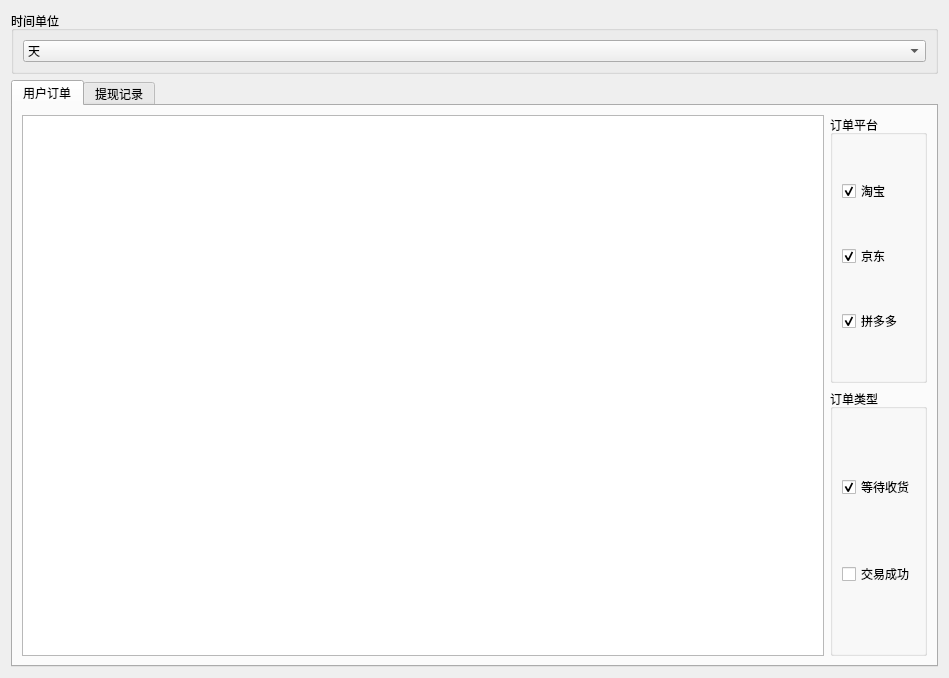
This is gui/orderDialog.ui in RainRainLiu/AnnaerTools as Qt 5 draws it before an edit. The edited form follows.
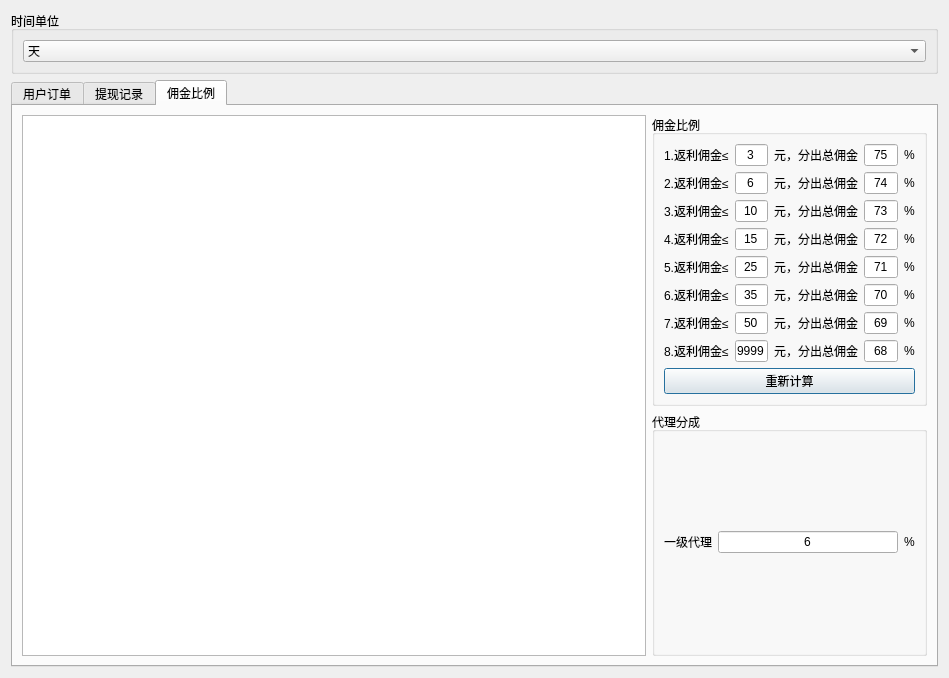
This is the edited form.

```diff
--- a/gui/orderDialog.ui
+++ b/gui/orderDialog.ui
@@ -13,13 +13,13 @@
   <property name="windowTitle">
    <string>Dialog</string>
   </property>
-  <layout class="QGridLayout" name="gridLayout_4">
+  <layout class="QGridLayout" name="gridLayout_18">
    <item row="0" column="0">
     <widget class="QGroupBox" name="groupBox_3">
      <property name="title">
       <string>时间单位</string>
      </property>
-     <layout class="QGridLayout" name="gridLayout_2">
+     <layout class="QGridLayout" name="gridLayout_4">
       <item row="0" column="0">
        <widget class="QComboBox" name="comboBox_Order_TimeUnit">
         <property name="currentIndex">
@@ -53,7 +53,7 @@
    <item row="1" column="0">
     <widget class="QTabWidget" name="tabWidget">
      <property name="currentIndex">
-      <number>0</number>
+      <number>2</number>
      </property>
      <widget class="QWidget" name="tab">
       <attribute name="title">
@@ -140,6 +140,441 @@
        </item>
       </layout>
      </widget>
+     <widget class="QWidget" name="tab_2">
+      <attribute name="title">
+       <string>佣金比例</string>
+      </attribute>
+      <layout class="QGridLayout" name="gridLayout_15">
+       <item row="0" column="0" rowspan="2">
+        <widget class="QTableView" name="tableView_yongjing"/>
+       </item>
+       <item row="0" column="1">
+        <widget class="QGroupBox" name="groupBox_4">
+         <property name="maximumSize">
+          <size>
+           <width>275</width>
+           <height>99999</height>
+          </size>
+         </property>
+         <property name="title">
+          <string>佣金比例</string>
+         </property>
+         <layout class="QGridLayout" name="gridLayout_2">
+          <item row="0" column="0">
+           <layout class="QGridLayout" name="gridLayout_6">
+            <item row="0" column="0">
+             <widget class="QLabel" name="label">
+              <property name="text">
+               <string>1.返利佣金≤</string>
+              </property>
+             </widget>
+            </item>
+            <item row="0" column="1">
+             <widget class="QLineEdit" name="lineEdit_yj_1">
+              <property name="text">
+               <string>3</string>
+              </property>
+              <property name="alignment">
+               <set>Qt::AlignCenter</set>
+              </property>
+             </widget>
+            </item>
+            <item row="0" column="2">
+             <widget class="QLabel" name="label_9">
+              <property name="text">
+               <string>元，分出总佣金</string>
+              </property>
+             </widget>
+            </item>
+            <item row="0" column="3">
+             <widget class="QLineEdit" name="lineEdit_bl_1">
+              <property name="text">
+               <string>75</string>
+              </property>
+              <property name="alignment">
+               <set>Qt::AlignCenter</set>
+              </property>
+             </widget>
+            </item>
+            <item row="0" column="4">
+             <widget class="QLabel" name="label_17">
+              <property name="text">
+               <string>%</string>
+              </property>
+             </widget>
+            </item>
+           </layout>
+          </item>
+          <item row="1" column="0">
+           <layout class="QGridLayout" name="gridLayout_7">
+            <item row="0" column="0">
+             <widget class="QLabel" name="label_2">
+              <property name="text">
+               <string>2.返利佣金≤</string>
+              </property>
+             </widget>
+            </item>
+            <item row="0" column="1">
+             <widget class="QLineEdit" name="lineEdit_yj_2">
+              <property name="text">
+               <string>6</string>
+              </property>
+              <property name="alignment">
+               <set>Qt::AlignCenter</set>
+              </property>
+             </widget>
+            </item>
+            <item row="0" column="2">
+             <widget class="QLabel" name="label_10">
+              <property name="text">
+               <string>元，分出总佣金</string>
+              </property>
+             </widget>
+            </item>
+            <item row="0" column="3">
+             <widget class="QLineEdit" name="lineEdit_bl_2">
+              <property name="text">
+               <string>74</string>
+              </property>
+              <property name="alignment">
+               <set>Qt::AlignCenter</set>
+              </property>
+             </widget>
+            </item>
+            <item row="0" column="4">
+             <widget class="QLabel" name="label_18">
+              <property name="text">
+               <string>%</string>
+              </property>
+             </widget>
+            </item>
+           </layout>
+          </item>
+          <item row="2" column="0">
+           <layout class="QGridLayout" name="gridLayout_8">
+            <item row="0" column="0">
+             <widget class="QLabel" name="label_3">
+              <property name="text">
+               <string>3.返利佣金≤</string>
+              </property>
+             </widget>
+            </item>
+            <item row="0" column="1">
+             <widget class="QLineEdit" name="lineEdit_yj_3">
+              <property name="text">
+               <string>10</string>
+              </property>
+              <property name="alignment">
+               <set>Qt::AlignCenter</set>
+              </property>
+             </widget>
+            </item>
+            <item row="0" column="2">
+             <widget class="QLabel" name="label_11">
+              <property name="text">
+               <string>元，分出总佣金</string>
+              </property>
+             </widget>
+            </item>
+            <item row="0" column="3">
+             <widget class="QLineEdit" name="lineEdit_bl_3">
+              <property name="text">
+               <string>73</string>
+              </property>
+              <property name="alignment">
+               <set>Qt::AlignCenter</set>
+              </property>
+             </widget>
+            </item>
+            <item row="0" column="4">
+             <widget class="QLabel" name="label_19">
+              <property name="text">
+               <string>%</string>
+              </property>
+             </widget>
+            </item>
+           </layout>
+          </item>
+          <item row="3" column="0">
+           <layout class="QGridLayout" name="gridLayout_10">
+            <item row="0" column="0">
+             <widget class="QLabel" name="label_4">
+              <property name="text">
+               <string>4.返利佣金≤</string>
+              </property>
+             </widget>
+            </item>
+            <item row="0" column="1">
+             <widget class="QLineEdit" name="lineEdit_yj_4">
+              <property name="text">
+               <string>15</string>
+              </property>
+              <property name="alignment">
+               <set>Qt::AlignCenter</set>
+              </property>
+             </widget>
+            </item>
+            <item row="0" column="2">
+             <widget class="QLabel" name="label_12">
+              <property name="text">
+               <string>元，分出总佣金</string>
+              </property>
+             </widget>
+            </item>
+            <item row="0" column="3">
+             <widget class="QLineEdit" name="lineEdit_bl_4">
+              <property name="text">
+               <string>72</string>
+              </property>
+              <property name="alignment">
+               <set>Qt::AlignCenter</set>
+              </property>
+             </widget>
+            </item>
+            <item row="0" column="4">
+             <widget class="QLabel" name="label_20">
+              <property name="text">
+               <string>%</string>
+              </property>
+             </widget>
+            </item>
+           </layout>
+          </item>
+          <item row="4" column="0">
+           <layout class="QGridLayout" name="gridLayout_11">
+            <item row="0" column="0">
+             <widget class="QLabel" name="label_5">
+              <property name="text">
+               <string>5.返利佣金≤</string>
+              </property>
+             </widget>
+            </item>
+            <item row="0" column="1">
+             <widget class="QLineEdit" name="lineEdit_yj_5">
+              <property name="text">
+               <string>25</string>
+              </property>
+              <property name="alignment">
+               <set>Qt::AlignCenter</set>
+              </property>
+             </widget>
+            </item>
+            <item row="0" column="2">
+             <widget class="QLabel" name="label_13">
+              <property name="text">
+               <string>元，分出总佣金</string>
+              </property>
+             </widget>
+            </item>
+            <item row="0" column="3">
+             <widget class="QLineEdit" name="lineEdit_bl_5">
+              <property name="text">
+               <string>71</string>
+              </property>
+              <property name="alignment">
+               <set>Qt::AlignCenter</set>
+              </property>
+             </widget>
+            </item>
+            <item row="0" column="4">
+             <widget class="QLabel" name="label_21">
+              <property name="text">
+               <string>%</string>
+              </property>
+             </widget>
+            </item>
+           </layout>
+          </item>
+          <item row="5" column="0">
+           <layout class="QGridLayout" name="gridLayout_12">
+            <item row="0" column="0">
+             <widget class="QLabel" name="label_6">
+              <property name="text">
+               <string>6.返利佣金≤</string>
+              </property>
+             </widget>
+            </item>
+            <item row="0" column="1">
+             <widget class="QLineEdit" name="lineEdit_yj_6">
+              <property name="text">
+               <string>35</string>
+              </property>
+              <property name="alignment">
+               <set>Qt::AlignCenter</set>
+              </property>
+             </widget>
+            </item>
+            <item row="0" column="2">
+             <widget class="QLabel" name="label_14">
+              <property name="text">
+               <string>元，分出总佣金</string>
+              </property>
+             </widget>
+            </item>
+            <item row="0" column="3">
+             <widget class="QLineEdit" name="lineEdit_bl_6">
+              <property name="text">
+               <string>70</string>
+              </property>
+              <property name="alignment">
+               <set>Qt::AlignCenter</set>
+              </property>
+             </widget>
+            </item>
+            <item row="0" column="4">
+             <widget class="QLabel" name="label_22">
+              <property name="text">
+               <string>%</string>
+              </property>
+             </widget>
+            </item>
+           </layout>
+          </item>
+          <item row="6" column="0">
+           <layout class="QGridLayout" name="gridLayout_13">
+            <item row="0" column="0">
+             <widget class="QLabel" name="label_7">
+              <property name="text">
+               <string>7.返利佣金≤</string>
+              </property>
+             </widget>
+            </item>
+            <item row="0" column="1">
+             <widget class="QLineEdit" name="lineEdit_yj_7">
+              <property name="text">
+               <string>50</string>
+              </property>
+              <property name="alignment">
+               <set>Qt::AlignCenter</set>
+              </property>
+             </widget>
+            </item>
+            <item row="0" column="2">
+             <widget class="QLabel" name="label_15">
+              <property name="text">
+               <string>元，分出总佣金</string>
+              </property>
+             </widget>
+            </item>
+            <item row="0" column="3">
+             <widget class="QLineEdit" name="lineEdit_bl_7">
+              <property name="text">
+               <string>69</string>
+              </property>
+              <property name="alignment">
+               <set>Qt::AlignCenter</set>
+              </property>
+             </widget>
+            </item>
+            <item row="0" column="4">
+             <widget class="QLabel" name="label_23">
+              <property name="text">
+               <string>%</string>
+              </property>
+             </widget>
+            </item>
+           </layout>
+          </item>
+          <item row="7" column="0">
+           <layout class="QGridLayout" name="gridLayout_14">
+            <item row="0" column="0">
+             <widget class="QLabel" name="label_8">
+              <property name="text">
+               <string>8.返利佣金≤</string>
+              </property>
+             </widget>
+            </item>
+            <item row="0" column="1">
+             <widget class="QLineEdit" name="lineEdit_yj_8">
+              <property name="text">
+               <string>9999</string>
+              </property>
+              <property name="alignment">
+               <set>Qt::AlignCenter</set>
+              </property>
+             </widget>
+            </item>
+            <item row="0" column="2">
+             <widget class="QLabel" name="label_16">
+              <property name="text">
+               <string>元，分出总佣金</string>
+              </property>
+             </widget>
+            </item>
+            <item row="0" column="3">
+             <widget class="QLineEdit" name="lineEdit_bl_8">
+              <property name="text">
+               <string>68</string>
+              </property>
+              <property name="alignment">
+               <set>Qt::AlignCenter</set>
+              </property>
+             </widget>
+            </item>
+            <item row="0" column="4">
+             <widget class="QLabel" name="label_24">
+              <property name="text">
+               <string>%</string>
+              </property>
+             </widget>
+            </item>
+           </layout>
+          </item>
+          <item row="8" column="0">
+           <widget class="QPushButton" name="pushButton_calculate">
+            <property name="text">
+             <string>重新计算</string>
+            </property>
+           </widget>
+          </item>
+         </layout>
+        </widget>
+       </item>
+       <item row="1" column="1">
+        <widget class="QGroupBox" name="groupBox_5">
+         <property name="maximumSize">
+          <size>
+           <width>275</width>
+           <height>16777215</height>
+          </size>
+         </property>
+         <property name="title">
+          <string>代理分成</string>
+         </property>
+         <layout class="QGridLayout" name="gridLayout_17">
+          <item row="0" column="0">
+           <layout class="QGridLayout" name="gridLayout_16">
+            <item row="0" column="0">
+             <widget class="QLabel" name="label_25">
+              <property name="text">
+               <string>一级代理</string>
+              </property>
+             </widget>
+            </item>
+            <item row="0" column="1">
+             <widget class="QLineEdit" name="lineEdit_bl_9">
+              <property name="text">
+               <string>6</string>
+              </property>
+              <property name="alignment">
+               <set>Qt::AlignCenter</set>
+              </property>
+             </widget>
+            </item>
+            <item row="0" column="2">
+             <widget class="QLabel" name="label_26">
+              <property name="text">
+               <string>%</string>
+              </property>
+             </widget>
+            </item>
+           </layout>
+          </item>
+         </layout>
+        </widget>
+       </item>
+      </layout>
+     </widget>
     </widget>
    </item>
   </layout>
```
